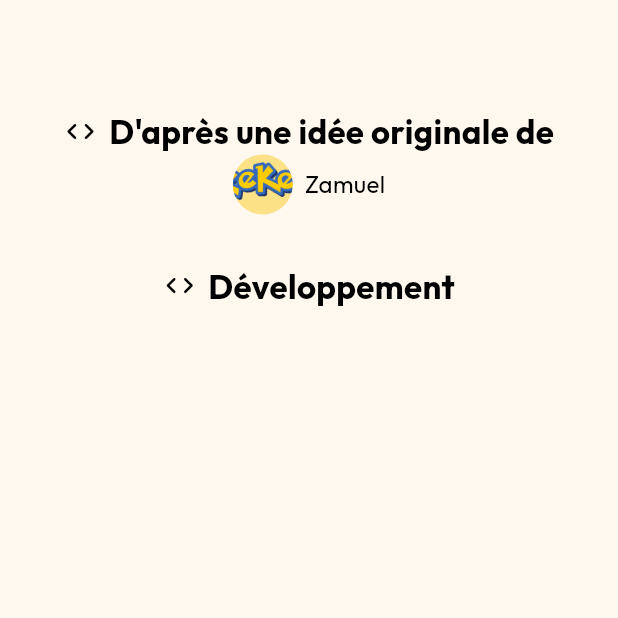
After one commit to samuelaligator/PokeKerna, a Flutter app: the CreditPage screen opened directly, on a phone screen of 412 x 824 dp, the top half of it. The commit adds this screen. Run offline on Flutter 3.47's test engine with Material 3 defaults, Android fonts, the phone set to English and light mode, and no system bars; our stand-ins replace cached_network_image, flutter_cache_manager, flutter_local_notifications, package_info_plus, shared_preferences, timezone; missing offline and left inert: cryptography; accounts and stored records are empty.

Commit message:
Commencement page de crédits

```diff
--- /dev/null
+++ b/lib/pages/credit.dart
@@ -0,0 +1,37 @@
+import 'package:flutter/material.dart';
+import 'misc.dart';
+
+class CreditPage extends StatelessWidget {
+  @override
+  Widget build(BuildContext context) {
+    return Scaffold(
+      appBar: AppBar(
+        title: Text(''),
+      ),
+      body: Padding(
+        padding: const EdgeInsets.all(16.0),
+        child: Column(
+          children: [
+            InfoRow(
+                icon: Icons.code_rounded,
+                text: "D'après une idée originale de",
+                size: 22,
+                fontWeight: FontWeight.bold,
+                mainAxisAlignment: MainAxisAlignment.center),
+            UserProfileRow(
+                picture: "assets/images/logo.png",
+                username: 'Zamuel',
+                mainAxisAlignment: MainAxisAlignment.center),
+            SizedBox(height: 32),
+            InfoRow(
+                icon: Icons.code_rounded,
+                text: "Développement",
+                size: 22,
+                fontWeight: FontWeight.bold,
+                mainAxisAlignment: MainAxisAlignment.center),
+          ],
+        ),
+      ),
+    );
+  }
+}
--- /dev/null
+++ b/lib/pages/misc.dart
@@ -0,0 +1,56 @@
+import 'package:flutter/material.dart';
+
+Widget InfoRow(
+    {IconData? icon,
+    required String text,
+    double size = 14.0,
+    Color color = Colors.black,
+    FontWeight fontWeight = FontWeight.normal,
+    MainAxisAlignment mainAxisAlignment = MainAxisAlignment.start}) {
+  return Row(
+    mainAxisAlignment: mainAxisAlignment,
+    children: [
+      if (icon != null)
+        Icon(icon, color: color, size: size), // Include icon if provided
+      SizedBox(width: icon != null ? 8.0 : 0), // Add spacing if icon is present
+      Text(
+        text,
+        style: TextStyle(
+          fontSize: size,
+          color: color,
+          fontWeight: fontWeight,
+        ),
+      ),
+    ],
+  );
+}
+
+Widget UserProfileRow(
+    {String? picture, // Nullable profile picture URL
+    required String username, // Username is required
+    double pictureSize = 40.0, // Default size for the profile picture
+    double fontSize = 16.0, // Default font size for the username
+    Color textColor = Colors.black, // Default text color
+    FontWeight fontWeight = FontWeight.normal, // Default font weight
+    MainAxisAlignment mainAxisAlignment = MainAxisAlignment.start}) {
+  return Row(
+    mainAxisAlignment: mainAxisAlignment,
+    children: [
+      SizedBox(height: 8.0),
+      if (picture != null)
+        CircleAvatar(
+            radius: pictureSize / 2, backgroundImage: AssetImage(picture)),
+      if (picture != null)
+        SizedBox(width: 8.0), // Spacing if profile picture exists
+      Text(
+        username,
+        style: TextStyle(
+          fontSize: fontSize,
+          color: textColor,
+          fontWeight: fontWeight,
+        ),
+      ),
+      SizedBox(height: 8.0),
+    ],
+  );
+}
--- a/lib/pages/settings.dart
+++ b/lib/pages/settings.dart
@@ -1,8 +1,7 @@
-import 'dart:ffi';
-
 import 'package:flutter/material.dart';
 import 'package:flutter/services.dart';
 import 'package:pokekerna/pages/booster.dart';
+import 'package:pokekerna/pages/credit.dart';
 import 'package:shared_preferences/shared_preferences.dart';
 import 'package:http/http.dart' as http;
 import 'dart:convert';
@@ -10,6 +9,7 @@ import 'login.dart';
 import 'package:package_info_plus/package_info_plus.dart';
 import '../main.dart';
 import 'admin.dart';
+import 'misc.dart';
 
 class SettingsPage extends StatefulWidget {
   @override
@@ -135,6 +135,13 @@ class _SettingsPageState extends State<SettingsPage> {
       _handleAdminGrant();
     } else if (input == "tmr") {
       _NoTimer();
+    } else if (input == "credits"){
+      Navigator.pushReplacement(
+        context,
+        MaterialPageRoute(
+            builder: (context) => CreditPage()
+        ), // Navigate to LoginPage
+      );
     } else {
       _handleApiRequest(input);
     }
@@ -237,9 +244,9 @@ class _SettingsPageState extends State<SettingsPage> {
                       ),
 
                       // Other UI elements can be above if needed
-                      _buildInfoRow(Icons.developer_mode_rounded, '${appName} v${version} - patch ${buildNumber}', 20, Colors.black),
-                      _buildInfoRow(Icons.folder_zip_rounded, packageName, 16, Colors.grey),
-                      _buildInfoRow(Icons.cloud_circle_rounded, 'Implémentation Prismarine', 16, Colors.lightBlue.shade200),
+                      InfoRow(icon: Icons.developer_mode_rounded, text: '${appName} v${version} - patch ${buildNumber}', size: 20),
+                      InfoRow(icon: Icons.folder_zip_rounded, text: packageName, size: 16, color: Colors.grey),
+                      InfoRow(icon: Icons.cloud_circle_rounded, text: 'Implémentation Prismarine', size: 16, color: Colors.lightBlue.shade200),
 
                       /* ACTIVE CETTE OPTION ET DEGAGE LA MIENNE QUAND TU BUILD ZAM
                       _buildInfoRow(Icons.lightbulb_circle_rounded, 'Implémentation Lightfrog', 16, Colors.red.shade400),
@@ -306,19 +313,4 @@ class _SettingsPageState extends State<SettingsPage> {
       ),
     );
   }
-
-  Widget _buildInfoRow(IconData icon, String text, double size, Color color) {
-    return Row(
-        mainAxisSize: MainAxisSize.min,
-        children: [
-          Icon(icon, size: size, color: color),
-          const SizedBox(width: 8), // Add space between icon and text
-          Text(
-            text,
-            style: TextStyle(fontSize: size, color: color),
-          ),
-        ],
-
-    );
-  }
 }
--- a/pubspec.yaml
+++ b/pubspec.yaml
@@ -16,8 +16,7 @@ publish_to: 'none' # Remove this line if you wish to publish to pub.dev
 # https://developer.apple.com/library/archive/documentation/General/Reference/InfoPlistKeyReference/Articles/CoreFoundationKeys.html
 # In Windows, build-name is used as the major, minor, and patch parts
 # of the product and file versions while build-number is used as the build suffix.
-<<<<<<< Updated upstream
-version: 1.0.2+26
+version: 1.0.3+27
 
 environment:
   sdk: ^3.3.0
```
